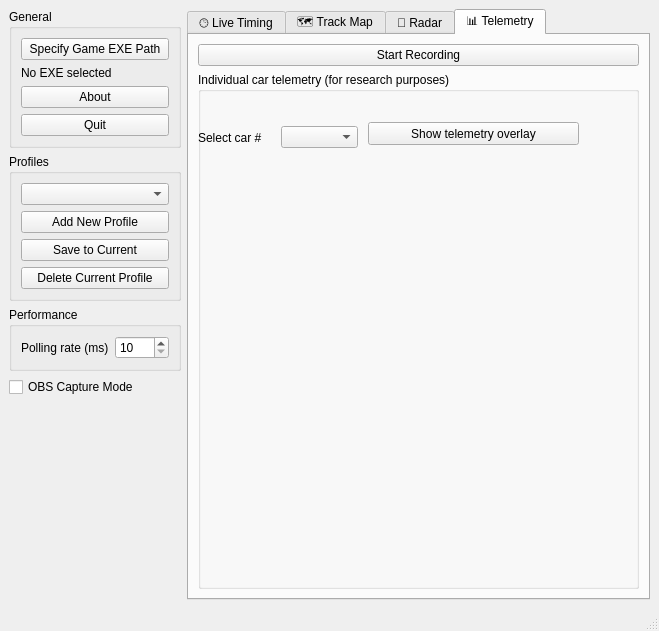
This is icr2timing/ui/control_panel.ui in skchow03/icr2tools as Qt 5 draws it before an edit. The edited form follows.
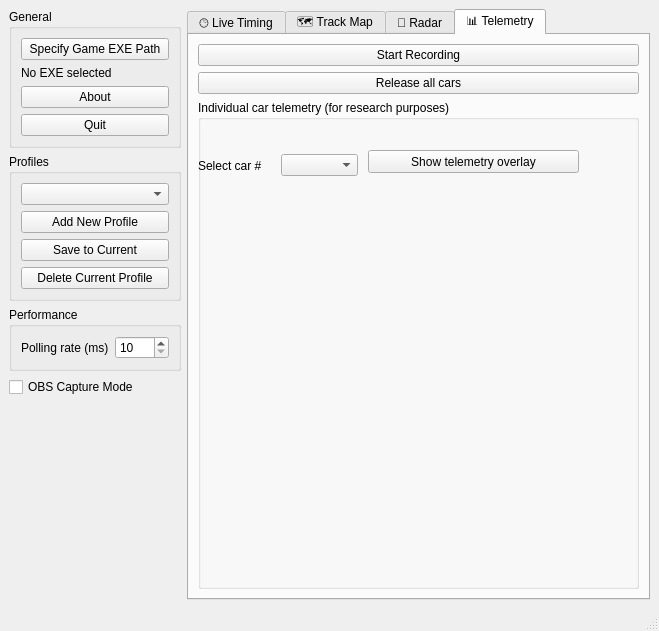
This is the edited form. The open tabs and pages were chosen to show the change.

Commit message: Add telemetry control to release all pit countdowns

Diff of the .ui file:
```diff
--- a/icr2timing/ui/control_panel.ui
+++ b/icr2timing/ui/control_panel.ui
@@ -703,6 +703,16 @@
             </property>
            </widget>
           </item>
+          <item>
+           <widget class="QPushButton" name="btnReleaseAllCars">
+            <property name="toolTip">
+             <string>Set pit release countdown to 1 for every car</string>
+            </property>
+            <property name="text">
+             <string>Release all cars</string>
+            </property>
+           </widget>
+          </item>
           <item>
            <widget class="QGroupBox" name="groupBox">
             <property name="title">
```
The commit also changes 2 other files.
